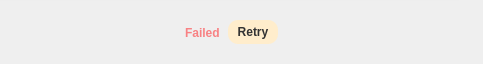
Before: the Qt Designer form src/MEGASync/transfers/gui/win/TransferManagerDelegateWidget.ui in meganz/MEGAsync, drawn with Qt 5; both pictures show x 269 to 752 and y 0 to 64 of the 752 by 64 pixel window.
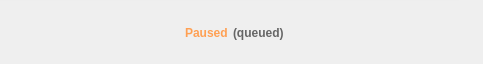
After: the same form once the commit is applied. Icons and pictures are not drawn.

Patch:
```diff
--- a/src/MEGASync/transfers/gui/win/TransferManagerDelegateWidget.ui
+++ b/src/MEGASync/transfers/gui/win/TransferManagerDelegateWidget.ui
@@ -164,12 +164,12 @@
   color: #00D26D;
 }
 
-#lItemQueued
+#lItemQueued, #lItemPausedQueued_2
 {
   color: #666666;
 }
 
-#lItemPaused
+#lItemPaused, #lItemPausedQueued_1
 {
   color: #FFA053;
 }
@@ -690,6 +690,64 @@
            </property>
           </widget>
          </widget>
+         <widget class="QWidget" name="pPausedQueued">
+          <layout class="QHBoxLayout" name="horizontalLayout_3">
+           <property name="spacing">
+            <number>5</number>
+           </property>
+           <property name="leftMargin">
+            <number>0</number>
+           </property>
+           <property name="topMargin">
+            <number>0</number>
+           </property>
+           <property name="rightMargin">
+            <number>0</number>
+           </property>
+           <property name="bottomMargin">
+            <number>0</number>
+           </property>
+           <item alignment="Qt::AlignLeft">
+            <widget class="QLabel" name="lItemPausedQueued_1">
+             <property name="minimumSize">
+              <size>
+               <width>0</width>
+               <height>0</height>
+              </size>
+             </property>
+             <property name="maximumSize">
+              <size>
+               <width>16777215</width>
+               <height>16777215</height>
+              </size>
+             </property>
+             <property name="text">
+              <string>Paused</string>
+             </property>
+            </widget>
+           </item>
+           <item alignment="Qt::AlignLeft">
+            <widget class="QLabel" name="lItemPausedQueued_2">
+             <property name="text">
+              <string>(queued)</string>
+             </property>
+            </widget>
+           </item>
+           <item>
+            <spacer name="horizontalSpacer_4">
+             <property name="orientation">
+              <enum>Qt::Horizontal</enum>
+             </property>
+             <property name="sizeHint" stdset="0">
+              <size>
+               <width>40</width>
+               <height>20</height>
+              </size>
+             </property>
+            </spacer>
+           </item>
+          </layout>
+         </widget>
          <widget class="QWidget" name="pFailed">
           <layout class="QHBoxLayout" name="pFailedLayout" stretch="0,1,0">
            <property name="spacing">
```
Left out of the diff: 2 changed lines with no effect on the pictures.
